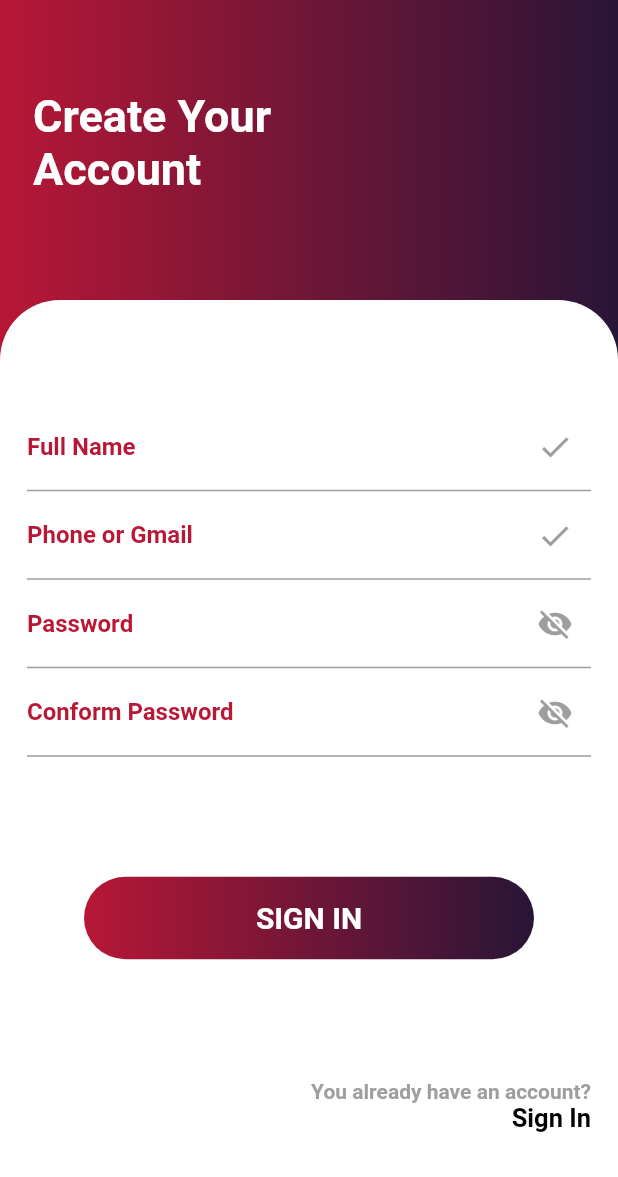
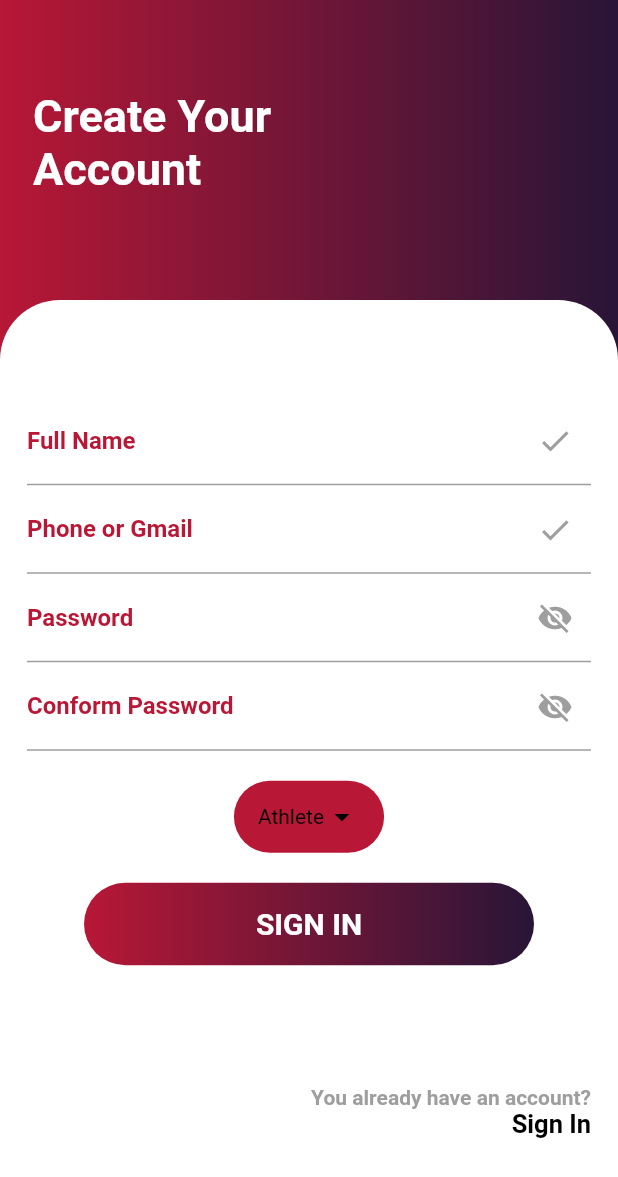
Before and after one commit to anwar217/RingTounsi-Mobile, a Flutter app: the RegScreen screen opened directly, on a phone screen of 412 x 824 dp. Shown: the top 1177 px of the screen. Run offline on Flutter 3.47's test engine with Material 2 defaults, Android fonts, the phone set to English and light mode, and no system bars.

Commit message:
add dropdown button for roles

```diff
--- a/lib/view/regScreen.dart
+++ b/lib/view/regScreen.dart
@@ -1,23 +1,33 @@
 import 'package:flutter/material.dart';
 import 'package:ringtounsi_mobile/view/loginScreen.dart';
 
-class RegScreen extends StatelessWidget {
+enum Role { coach, athlete }
+
+class RegScreen extends StatefulWidget {
   const RegScreen({Key? key}) : super(key: key);
+
+  @override
+  _RegScreenState createState() => _RegScreenState();
+}
+
+class _RegScreenState extends State<RegScreen> {
+  Role _selectedRole = Role.athlete;
 
   @override
   Widget build(BuildContext context) {
     return Scaffold(
       body: Stack(
-      //thanks for watching
         children: [
           Container(
             height: double.infinity,
             width: double.infinity,
             decoration: const BoxDecoration(
-            gradient: LinearGradient(colors: [
+              gradient: LinearGradient(
+                colors: [
                   Color(0xffB81736),
                   Color(0xff281537),
-            ]),
+                ],
+              ),
             ),
             child: const Padding(
               padding: EdgeInsets.only(top: 60.0, left: 22),
@@ -26,7 +36,8 @@ class RegScreen extends StatelessWidget {
                 style: TextStyle(
                   fontSize: 30,
                   color: Colors.white,
-                  fontWeight: FontWeight.bold),
+                  fontWeight: FontWeight.bold,
+                ),
               ),
             ),
           ),
@@ -35,7 +46,9 @@ class RegScreen extends StatelessWidget {
             child: Container(
               decoration: const BoxDecoration(
                 borderRadius: BorderRadius.only(
-                  topLeft: Radius.circular(40), topRight: Radius.circular(40)),
+                  topLeft: Radius.circular(40),
+                  topRight: Radius.circular(40),
+                ),
                 color: Colors.white,
               ),
               height: double.infinity,
@@ -45,6 +58,7 @@ class RegScreen extends StatelessWidget {
                 child: Column(
                   mainAxisAlignment: MainAxisAlignment.center,
                   children: [
+                    // TextFields for Full Name, Phone or Gmail, Password, Confirm Password
                     const TextField(
                       decoration: InputDecoration(
                           suffixIcon: Icon(
@@ -101,21 +115,51 @@ class RegScreen extends StatelessWidget {
                             ),
                           )),
                     ),
-                  const SizedBox(
-                    height: 10,
+                    SizedBox(height: 20),
+                    Container(
+                      padding: const EdgeInsets.symmetric(horizontal: 16.0),
+                      decoration: BoxDecoration(
+                        borderRadius: BorderRadius.circular(30),
+                        color: const Color(0xffB81736),
                       ),
-                  const SizedBox(
-                    height: 70,
+                      child: DropdownButton<Role>(
+                        value: _selectedRole,
+                        underline: Container(), // Hides the underline
+                        icon: Icon(Icons.arrow_drop_down,
+                            color: Color.fromARGB(255, 0, 0, 0)),
+                        style: TextStyle(color: Color.fromARGB(255, 0, 0, 0)),
+                        onChanged: (Role? value) {
+                          if (value != null) {
+                            setState(() {
+                              _selectedRole = value;
+                            });
+                          }
+                        },
+                        items: [
+                          DropdownMenuItem<Role>(
+                            value: Role.athlete,
+                            child: Text('Athlete'),
                           ),
+                          DropdownMenuItem<Role>(
+                            value: Role.coach,
+                            child: Text('Coach'),
+                          ),
+                        ],
+                      ),
+                    ),
+
+                    SizedBox(height: 20),
                     Container(
                       height: 55,
                       width: 300,
                       decoration: BoxDecoration(
                         borderRadius: BorderRadius.circular(30),
-                      gradient: const LinearGradient(colors: [
+                        gradient: const LinearGradient(
+                          colors: [
                             Color(0xffB81736),
                             Color(0xff281537),
-                      ]),
+                          ],
+                        ),
                       ),
                       child: const Center(
                         child: Text(
@@ -123,13 +167,12 @@ class RegScreen extends StatelessWidget {
                           style: TextStyle(
                             fontWeight: FontWeight.bold,
                             fontSize: 20,
-                            color: Colors.white),
+                            color: Colors.white,
                           ),
                         ),
                       ),
-                  const SizedBox(
-                    height: 80,
                     ),
+                    SizedBox(height: 80),
                     Align(
                       alignment: Alignment.bottomRight,
                       child: Column(
@@ -139,16 +182,17 @@ class RegScreen extends StatelessWidget {
                           Text(
                             "You already have an account?",
                             style: TextStyle(
-                              fontWeight: FontWeight.bold, color: Colors.grey),
+                              fontWeight: FontWeight.bold,
+                              color: Colors.grey,
+                            ),
                           ),
                           GestureDetector(
                             onTap: () {
-                            // Rediriger vers la page d'inscription
                               Navigator.push(
                                 context,
                                 MaterialPageRoute(
-                                  builder: (context) =>
-                                      LoginScreen()), // Remplacez SignUpPage() par le widget de votre page d'inscription
+                                  builder: (context) => LoginScreen(),
+                                ),
                               );
                             },
                             child: Text(
@@ -169,6 +213,7 @@ class RegScreen extends StatelessWidget {
             ),
           ),
         ],
-    ));
+      ),
+    );
   }
 }
```
Lines whose indentation alone changed are shown as unchanged.
